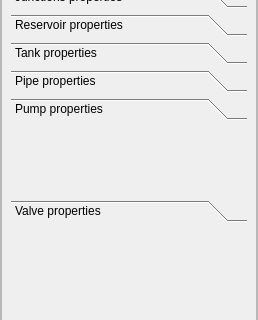
Above: qepanet_dockwidget_base.ui from aecforge/QEPANET before the change; both pictures show x 0 to 258 and y 207 to 527 of the 258 by 684 pixel window. Below: the same form after it.
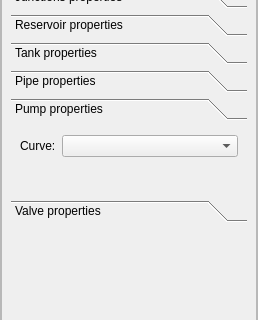
That is the form after the change. The open tabs and pages were chosen to show the change.

Commit message: - Add pump tool completed

Diff of the .ui file:
```diff
--- a/qepanet_dockwidget_base.ui
+++ b/qepanet_dockwidget_base.ui
@@ -601,6 +601,18 @@
               <attribute name="label">
                <string>Pump properties</string>
               </attribute>
+              <layout class="QFormLayout" name="formLayout">
+               <item row="0" column="0">
+                <widget class="QLabel" name="lbl_pump_curve">
+                 <property name="text">
+                  <string>Curve:</string>
+                 </property>
+                </widget>
+               </item>
+               <item row="0" column="1">
+                <widget class="QComboBox" name="cbo_pump_curve"/>
+               </item>
+              </layout>
              </widget>
              <widget class="QWidget" name="wgt_ele_valve">
               <property name="geometry">
```
Left out of the diff: 8 changed lines with no effect on the pictures. The commit also changes 12 other files.
